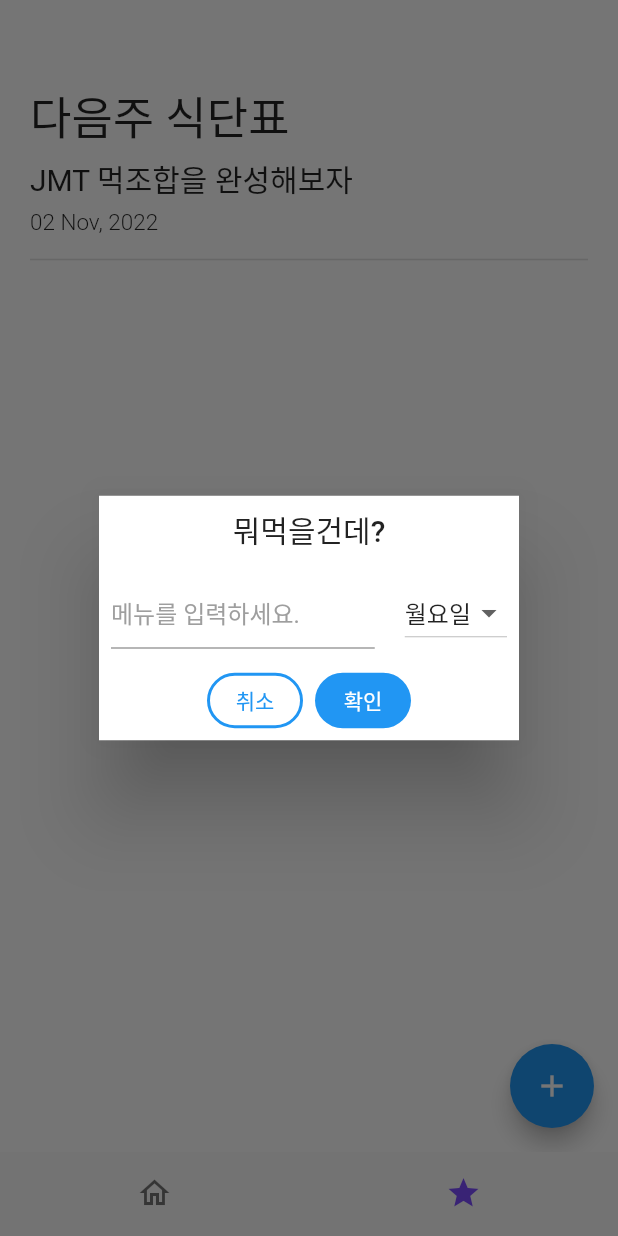
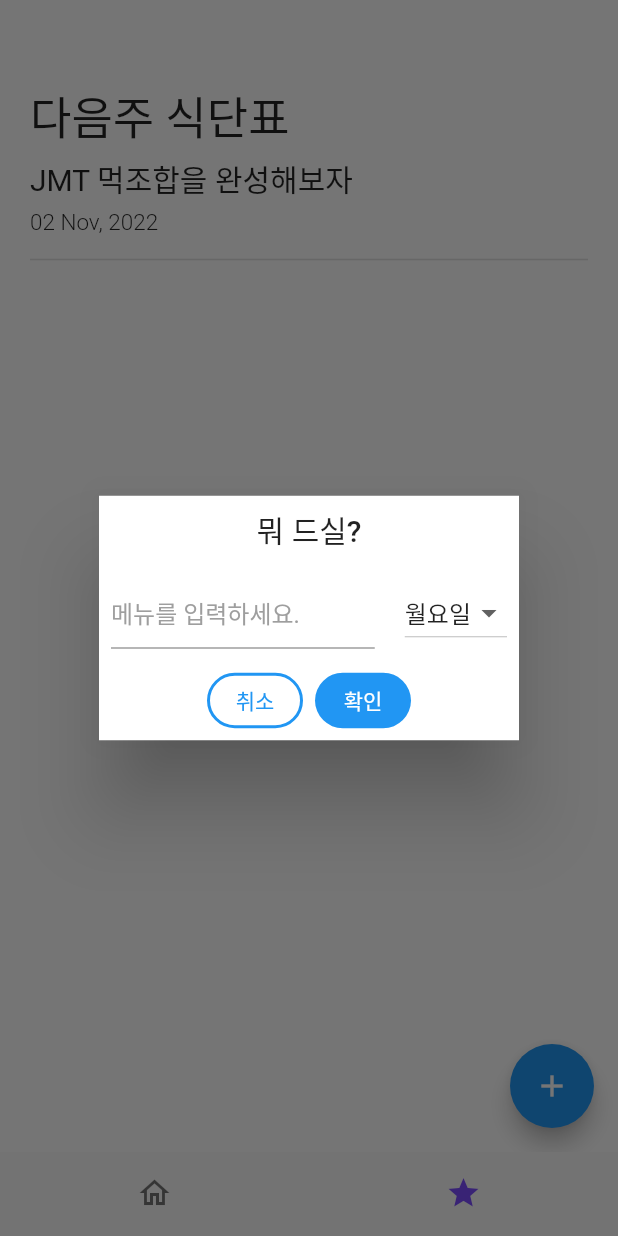
Before and after one commit to Tylor-Jung/dinner_table, a Flutter app: the screen it shows after launch, item 2 of the bottom bar chosen, after a tap on the "add" icon, on a phone screen of 412 x 824 dp. Run offline on Flutter 3.47's test engine with Material 2 defaults, Android fonts, the phone set to English and light mode, and no system bars; our stand-ins replace cloud_firestore, firebase_core, get; accounts and stored records are empty; Roboto replaces fonts that are missing (GmarketSansTTF).

```diff
--- a/lib/src/binding/init_binding.dart
+++ b/lib/src/binding/init_binding.dart
@@ -1,4 +1,5 @@
 import 'package:dinner_table/src/controller/bottom_nav_controller.dart';
+import 'package:dinner_table/src/controller/menu_controller.dart';
 import 'package:get/get.dart';
 
 import '../controller/dropdown_button_controller.dart';
@@ -8,5 +9,6 @@ class InitBinding extends Bindings {
   void dependencies() {
     Get.put(BottomNavController(), permanent: true);
     Get.put(DropdownButtonController(), permanent: true);
+    Get.put(MenuController(), permanent: true);
   }
 }
--- a/lib/src/components/dropdown_button.dart
+++ b/lib/src/components/dropdown_button.dart
@@ -13,7 +13,7 @@ class DropDownButtonWidget extends GetView<DropdownButtonController> {
           controller.changeDropdownMenu(value!);
         },
         value: controller.index.value,
-        items: [
+        items:const [
           DropdownMenuItem(
             value: 0,
             child: Text('월요일'),
--- /dev/null
+++ b/lib/src/controller/menu_controller.dart
@@ -0,0 +1,55 @@
+import 'package:cloud_firestore/cloud_firestore.dart';
+import 'package:dinner_table/src/model/menu_model.dart';
+import 'package:get/get.dart';
+
+class MenuController extends GetxController {
+  var isLoading = false;
+  var menuList = <MenuModel>[];
+
+  Future<void> addMenu(
+    String menu,
+    String id,
+    // String date,
+  ) async {
+    await FirebaseFirestore.instance
+        .collection('my-menu')
+        .doc(id != '' ? id : null)
+        .set(
+      {
+        'menu': menu,
+        // 'id': id,
+        // 'date': date,
+      },
+      SetOptions(merge: true),
+    ).then(
+      (value) => getData(),
+    );
+  }
+
+  Future<void> getData() async {
+    try {
+      QuerySnapshot _menuSnap = await FirebaseFirestore.instance
+          .collection('my-menu')
+          .orderBy('menu')
+          .get();
+
+      menuList.clear();
+
+      for (var item in _menuSnap.docs) {
+        menuList.add(MenuModel(
+          item.id,
+          item['menu'],
+          // item['요일'],
+        ));
+      }
+      isLoading = false;
+      update();
+    } catch (e) {
+      Get.snackbar('error', e.toString());
+    }
+  }
+
+  void deleteMenu(String id) {
+    FirebaseFirestore.instance.collection('my-menu').doc(id).delete();
+  }
+}
--- /dev/null
+++ b/lib/src/model/menu_model.dart
@@ -0,0 +1,11 @@
+class MenuModel {
+  String id;
+  String menu;
+  // int date;
+
+  MenuModel(
+    this.id,
+    this.menu,
+    // this.date
+  );
+}
--- a/lib/src/pages/next_week_page.dart
+++ b/lib/src/pages/next_week_page.dart
@@ -1,11 +1,23 @@
 import 'package:dinner_table/src/components/dropdown_button.dart';
+import 'package:dinner_table/src/controller/menu_controller.dart';
 import 'package:flutter/material.dart';
 import 'package:intl/intl.dart';
 import 'package:get/get.dart';
 
-class NextWeekPage extends StatelessWidget {
+class NextWeekPage extends StatefulWidget {
   NextWeekPage({super.key});
-  TextEditingController _textEditingController = TextEditingController();
+
+  @override
+  State<NextWeekPage> createState() => _NextWeekPageState();
+}
+
+class _NextWeekPageState extends State<NextWeekPage> {
+  final dateList = ['월', '화', '수', '목', '금', '토', '일'];
+  final MenuController menuController = MenuController();
+  final TextEditingController _addMenuController = TextEditingController();
+
+  final _formKey = GlobalKey<FormState>();
+
   var date = DateTime.now();
 
   Widget _header() {
@@ -40,14 +52,27 @@ class NextWeekPage extends StatelessWidget {
     );
   }
 
-  Widget _dailogContent() {
-    return Row(
+  addMenuDialog(MenuController menuController, String title, String menu,
+      String id) async {
+    if (menu.isNotEmpty) {
+      _addMenuController.text = menu;
+    }
+    Get.defaultDialog(
+      content: Form(
+        key: _formKey,
+        child: Row(
           children: [
             Expanded(
               child: Column(
                 children: [
                   TextFormField(
-                controller: _textEditingController,
+                    controller: _addMenuController,
+                    validator: (value) {
+                      if (value!.isEmpty) {
+                        return 'Cannot be empty';
+                      }
+                      return null;
+                    },
                     decoration: const InputDecoration(
                         hintText: '메뉴를 입력하세요.',
                         hintStyle: TextStyle(color: Colors.grey)),
@@ -56,17 +81,33 @@ class NextWeekPage extends StatelessWidget {
               ),
             ),
             const SizedBox(width: 20),
-        Column(
-          children: [
-            DropDownButtonWidget(),
+            const DropDownButtonWidget(),
           ],
         ),
-      ],
+      ),
+      title: title,
+      textCancel: '취소',
+      textConfirm: '확인',
+      onConfirm: () async {
+        if (_addMenuController.text.trim() != '') {
+          await MenuController().addMenu(_addMenuController.text.trim(), id);
+          _addMenuController.clear();
+          Get.back();
+        }
+      },
+      barrierDismissible: false,
+      radius: 0,
     );
   }
 
   @override
   Widget build(BuildContext context) {
+    return GetBuilder<MenuController>(
+        init: MenuController(),
+        initState: (_) {},
+        builder: (menuController) {
+          menuController.getData();
+
           return Scaffold(
             backgroundColor: Colors.white,
             body: SingleChildScrollView(
@@ -74,23 +115,58 @@ class NextWeekPage extends StatelessWidget {
                 children: [
                   _header(),
                   const SizedBox(height: 20),
+                  Center(
+                    child: menuController.isLoading
+                        ? const SizedBox(
+                            child: CircularProgressIndicator(),
+                          )
+                        : ListView.builder(
+                            shrinkWrap: true,
+                            itemCount: menuController.menuList.length,
+                            itemBuilder: (context, index) {
+                              return ListTile(
+                                leading: Text(dateList[index].toString()),
+                                title:
+                                    Text(menuController.menuList[index].menu),
+                                trailing: SizedBox(
+                                  width: 100,
+                                  child: Row(
+                                    children: [
+                                      IconButton(
+                                        onPressed: () => addMenuDialog(
+                                          menuController,
+                                          'Update Menu',
+                                          menuController.menuList[index].menu,
+                                          menuController.menuList[index].id,
+                                        ),
+                                        icon: const Icon(Icons.edit),
+                                      ),
+                                      IconButton(
+                                        onPressed: () => menuController
+                                            .deleteMenu(menuController
+                                                .menuList[index].id),
+                                        icon: const Icon(
+                                          Icons.delete,
+                                          color: Colors.red,
+                                        ),
+                                      ),
+                                    ],
+                                  ),
+                                ),
+                              );
+                            },
+                          ),
+                  ),
                 ],
               ),
             ),
             floatingActionButton: FloatingActionButton(
-        onPressed: () {
-          Get.defaultDialog(
-            content: _dailogContent(),
-            title: '뭐먹을건데?',
-            textCancel: '취소',
-            textConfirm: '확인',
-            barrierDismissible: false,
-            radius: 0,
-            onConfirm: () {},
-          );
+              onPressed: () async {
+                await addMenuDialog(menuController, '뭐 드실?', '', '');
               },
               child: const Icon(Icons.add),
             ),
           );
+        });
   }
 }
```
Lines whose indentation alone changed are shown as unchanged.
